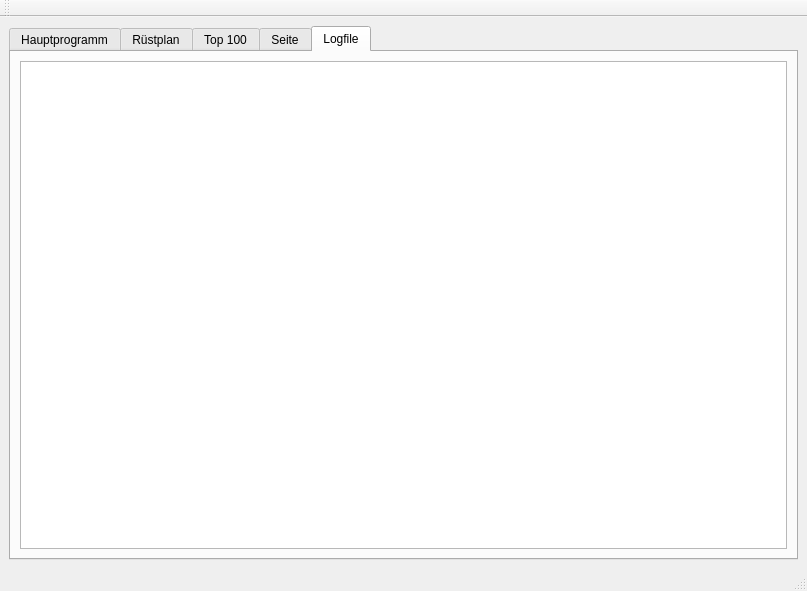
The window that mainwindow.ui (mikejg/MainGen) describes before a commit, drawn with Qt 5.
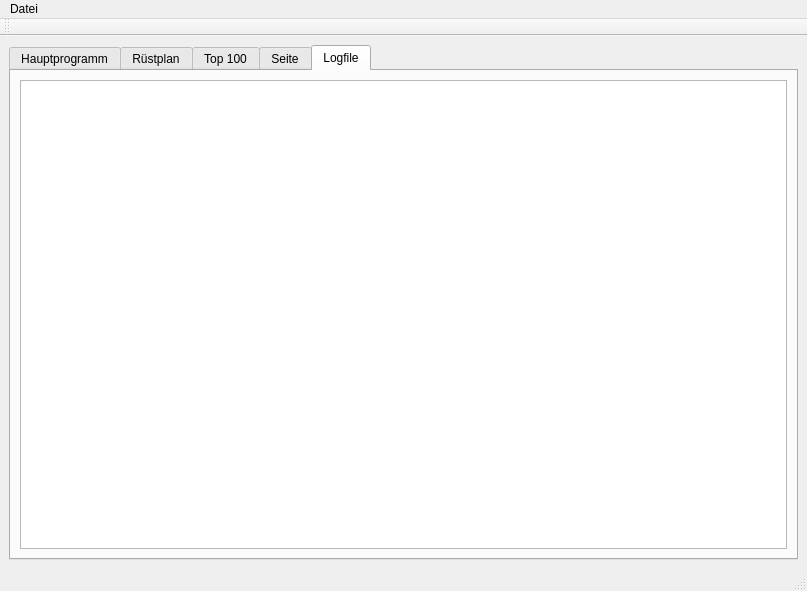
The same window after the commit. The open tabs and pages were chosen to show the change.

The edit to the form file:
```diff
--- a/mainwindow.ui
+++ b/mainwindow.ui
@@ -104,6 +104,14 @@
      <height>21</height>
     </rect>
    </property>
+   <widget class="QMenu" name="menuDatei">
+    <property name="title">
+     <string>Datei</string>
+    </property>
+    <addaction name="action_Oeffnen"/>
+    <addaction name="action_Print"/>
+   </widget>
+   <addaction name="menuDatei"/>
   </widget>
   <widget class="QStatusBar" name="statusbar"/>
   <widget class="QToolBar" name="toolBar">
```
Left out of the diff: 12 changed lines with no effect on the pictures.
